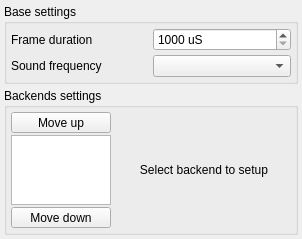
The window that apps/zxtune-qt/ui/preferences/sound.ui (vitamin-caig/zxtune) describes before a commit, drawn with Qt 5.
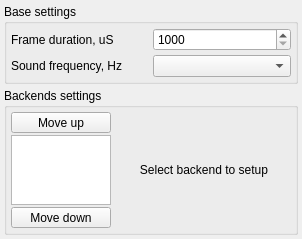
The same window after the commit.

The edit to the form file:
```diff
--- a/apps/zxtune-qt/ui/preferences/sound.ui
+++ b/apps/zxtune-qt/ui/preferences/sound.ui
@@ -35,15 +35,12 @@
       <item row="0" column="0">
        <widget class="QLabel" name="frameDurationLabel">
         <property name="text">
-         <string>Frame duration</string>
+         <string>Frame duration, uS</string>
         </property>
        </widget>
       </item>
       <item row="0" column="1">
        <widget class="QSpinBox" name="frameDurationValue">
-        <property name="suffix">
-         <string> uS</string>
-        </property>
         <property name="minimum">
          <number>1000</number>
         </property>
@@ -55,7 +52,7 @@
       <item row="1" column="0">
        <widget class="QLabel" name="soundFrequencyLabel">
         <property name="text">
-         <string>Sound frequency</string>
+         <string>Sound frequency, Hz</string>
         </property>
        </widget>
       </item>
```
